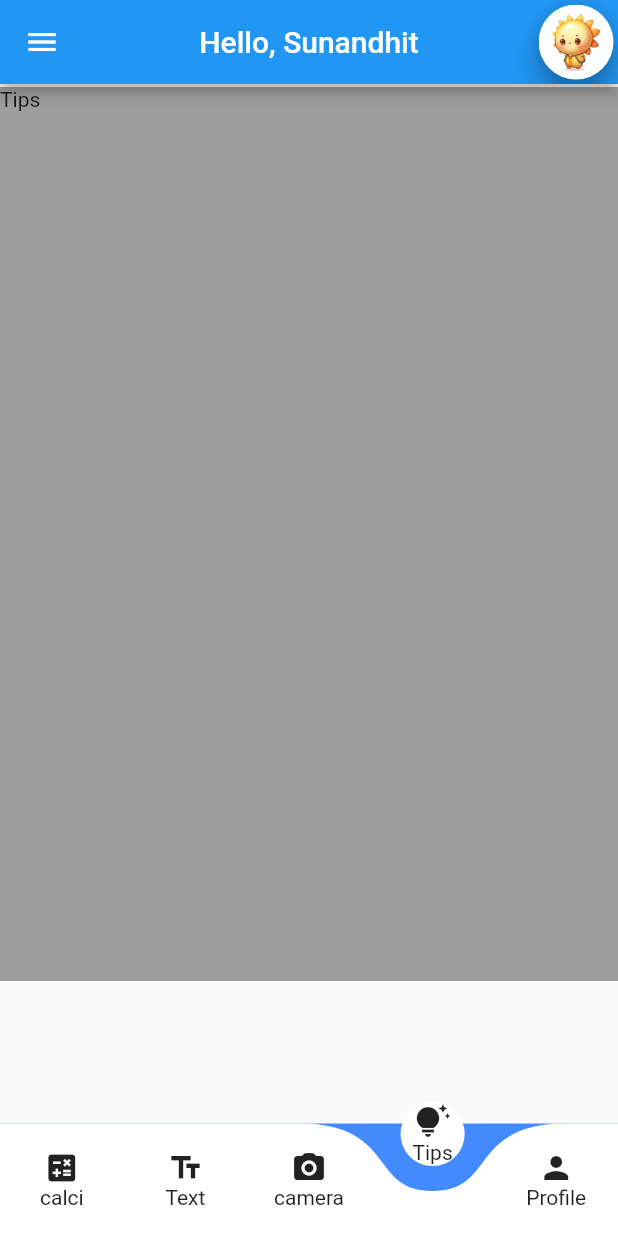
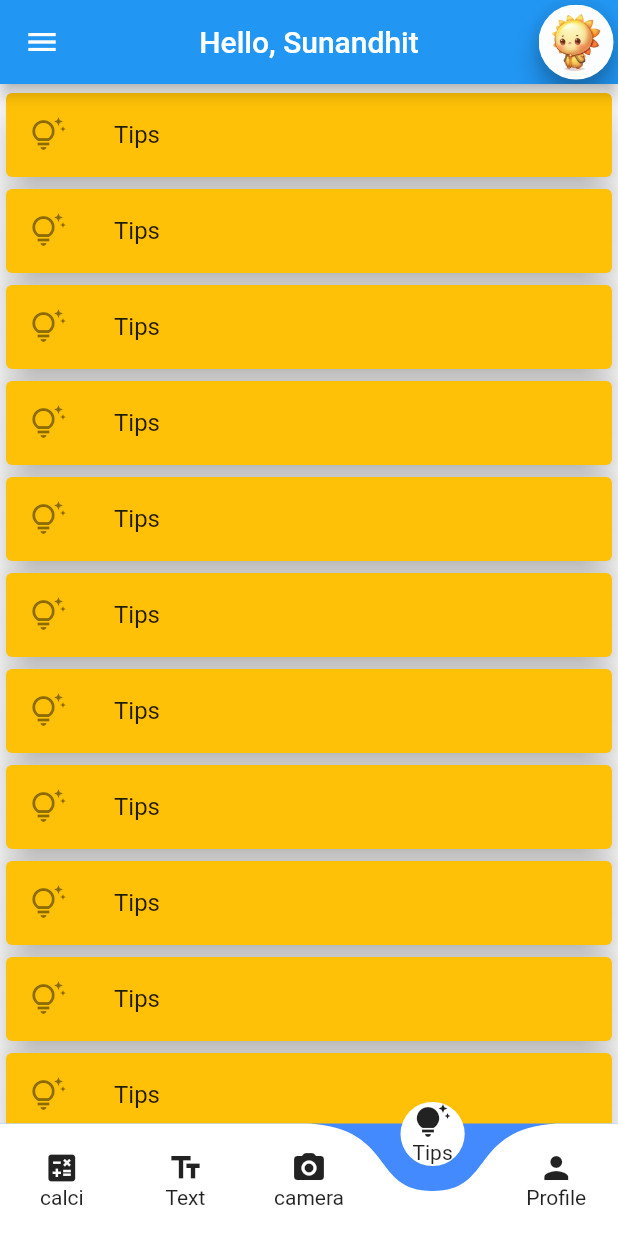
Before and after one commit to Sunandhit-Gupta/AquaTrace, a Flutter app: the cameraPage screen opened directly, item 4 of the bottom bar chosen, on a phone screen of 412 x 824 dp. Run offline on Flutter 3.47's test engine with Material 2 defaults, Android fonts, the phone set to English and light mode, and no system bars; drawn by our look-alikes of curved_navigation_bar; our stand-ins replace get, google_fonts; missing offline and left inert: flutter_animated_button.

Commit message:
added Tips

```diff
--- /dev/null
+++ b/aqua_trace/lib/Tips.dart
@@ -0,0 +1,132 @@
+import 'package:flutter/material.dart';
+
+class Tips extends StatefulWidget {
+  const Tips({super.key});
+
+  @override
+  State<Tips> createState() => _TipsState();
+}
+
+List<Widget> tips_widgets = [
+  Card(
+            elevation: 10,
+            color: Colors.amber,
+            child: ListTile(
+              leading: Icon(Icons.tips_and_updates_outlined),
+              title: Text("Tips"),
+            ),
+          ),
+          Card(
+            elevation: 10,
+            color: Colors.amber,
+            child: ListTile(
+              leading: Icon(Icons.tips_and_updates_outlined),
+              title: Text("Tips"),
+            ),
+          ),
+          Card(
+            elevation: 10,
+            color: Colors.amber,
+            child: ListTile(
+              leading: Icon(Icons.tips_and_updates_outlined),
+              title: Text("Tips"),
+            ),
+          ),
+          Card(
+            elevation: 10,
+            color: Colors.amber,
+            child: ListTile(
+              leading: Icon(Icons.tips_and_updates_outlined),
+              title: Text("Tips"),
+            ),
+          ),
+          Card(
+            elevation: 10,
+            color: Colors.amber,
+            child: ListTile(
+              leading: Icon(Icons.tips_and_updates_outlined),
+              title: Text("Tips"),
+            ),
+          ),
+          Card(
+            elevation: 10,
+            color: Colors.amber,
+            child: ListTile(
+              leading: Icon(Icons.tips_and_updates_outlined),
+              title: Text("Tips"),
+            ),
+          ),
+          Card(
+            elevation: 10,
+            color: Colors.amber,
+            child: ListTile(
+              leading: Icon(Icons.tips_and_updates_outlined),
+              title: Text("Tips"),
+            ),
+          ),
+          Card(
+            elevation: 10,
+            color: Colors.amber,
+            child: ListTile(
+              leading: Icon(Icons.tips_and_updates_outlined),
+              title: Text("Tips"),
+            ),
+          ),
+          Card(
+            elevation: 10,
+            color: Colors.amber,
+            child: ListTile(
+              leading: Icon(Icons.tips_and_updates_outlined),
+              title: Text("Tips"),
+            ),
+          ),
+          Card(
+            elevation: 10,
+            color: Colors.amber,
+            child: ListTile(
+              leading: Icon(Icons.tips_and_updates_outlined),
+              title: Text("Tips"),
+            ),
+          ),
+          Card(
+            elevation: 10,
+            color: Colors.amber,
+            child: ListTile(
+              leading: Icon(Icons.tips_and_updates_outlined),
+              title: Text("Tips"),
+            ),
+          ),
+          Card(
+            elevation: 10,
+            color: Colors.amber,
+            child: ListTile(
+              leading: Icon(Icons.tips_and_updates_outlined),
+              title: Text("Tips"),
+            ),
+          ),
+
+];
+
+class _TipsState extends State<Tips> {
+  @override
+  Widget build(BuildContext context) {
+    return Scaffold(
+        body: Container(
+      child:  Column(
+        children: [
+          Card(
+            elevation: 10,
+            color: Colors.amber,
+            child: ListTile(
+              leading: Icon(Icons.tips_and_updates_outlined),
+              title: Text("Tips"),
+            ),
+          ),
+          Column(
+            children: tips_widgets,
+          )
+        ],
+      ),
+    ));
+  }
+}
--- a/aqua_trace/lib/cameraPage.dart
+++ b/aqua_trace/lib/cameraPage.dart
@@ -1,4 +1,5 @@
 import 'package:aqua_trace/ProfilePage.dart';
+import 'package:aqua_trace/Tips.dart';
 import 'package:aqua_trace/calculatorPage.dart';
 import 'package:aqua_trace/drawer.dart';
 import 'package:flutter/material.dart';
@@ -21,7 +22,7 @@ List<Widget> widgetList = [
   Text("Calculator"),
   Text("Text"),
   Text("Camera"),
-  Text("Tips"),
+  Tips(),
   ProfilePage(),
 ];
 
```
